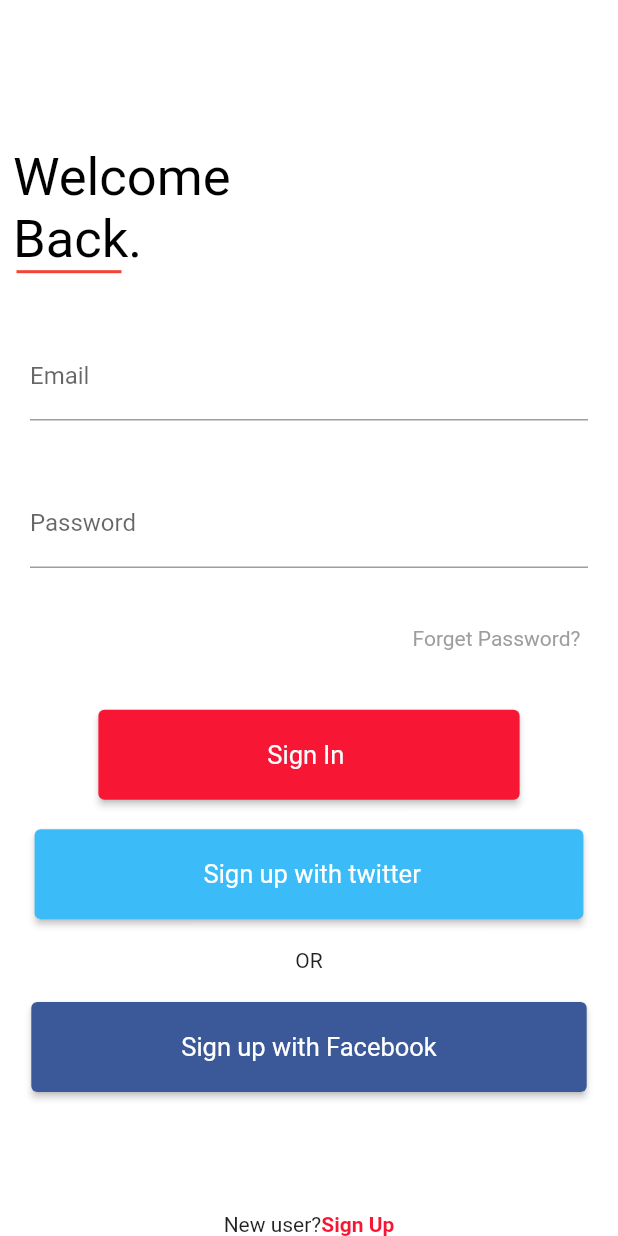
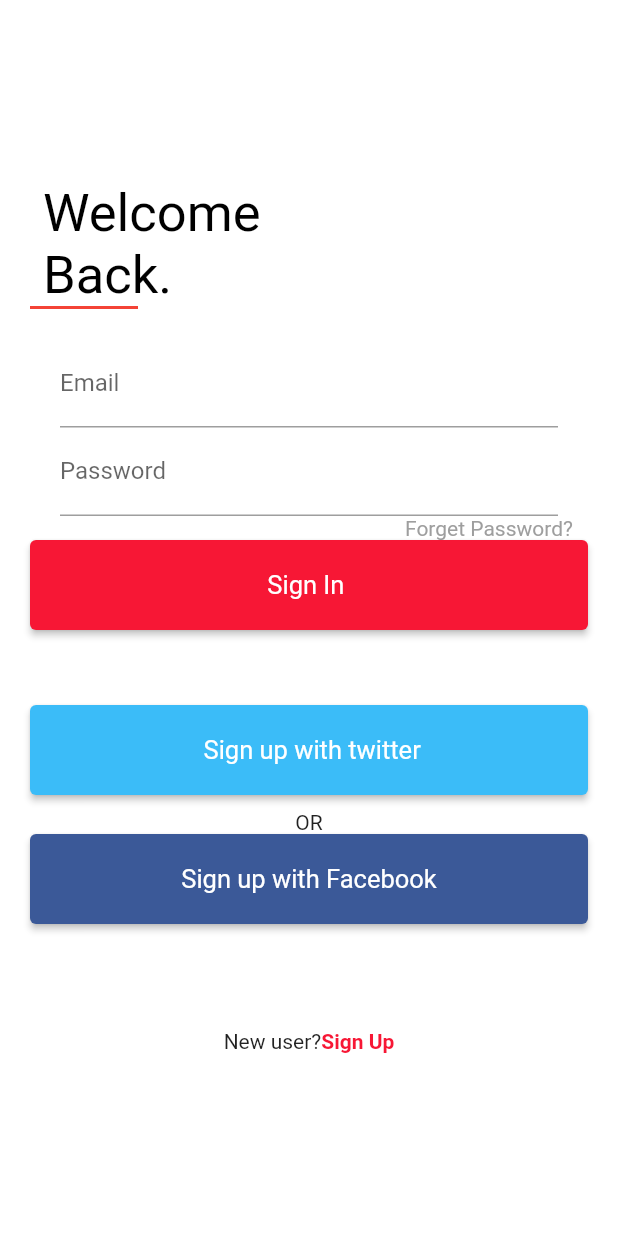
Before and after one commit to W1010x/Flutter_frontEnd, a Flutter app: the LogIn screen opened directly, on a phone screen of 412 x 824 dp. Run offline on Flutter 3.47's test engine with Material 2 defaults, Android fonts, the phone set to English and light mode, and no system bars; our stand-ins replace smooth_page_indicator.

Commit message:
after edit login login

```diff
--- a/photog_app/lib/Screens/LoginScreen.dart
+++ b/photog_app/lib/Screens/LoginScreen.dart
@@ -10,15 +10,16 @@
   @override
   Widget build(BuildContext context) {
     return Scaffold(
-resizeToAvoidBottomInset: false,
       body: Container(
         decoration: BoxDecoration(
           color: Colors.white,
         ),
-        child: Column(
-          mainAxisAlignment: MainAxisAlignment.start,
+          child:Center(
+            child: ListView(
+              shrinkWrap: true,
+              padding: EdgeInsets.all(20),
                 children: [
-            Spacer(flex: 5,),
+                  Spacer(flex: 7,),
                    Align(
                       alignment: Alignment.centerLeft,
                       child: Text(' Welcome\n Back.',
@@ -30,58 +31,54 @@
                     ),
 
                   Container(
-              margin: EdgeInsets.only(right: 320),
+                    margin: EdgeInsets.only(right: 300),
                     height: 2,
-              width: 70,
+                    width: 30,
                     color: Colors.red,
                   ),
 
-            Spacer(flex: 2,),
-           // SizedBox(height: 20,),
+                  //Spacer(flex: 3,),
+                  SizedBox(height: 20,),
                   TextFeld(
                       Mytext:'Email'
                   ),
 
-            Spacer(flex: 2,),
+                  //Spacer(flex: 1,),
 
                   TextFeld(
                       Mytext:'Password'
                   ),
                  // SizedBox(height: 30,),
-            Spacer(flex: 2,),
+                  //Spacer(flex: 1,),
 
               Container(
                 padding: EdgeInsets.only(left: 250),
                 child:  Text('Forget Password?',style: TextStyle(color: Colors.grey), )
               ),
                  // SizedBox(height: 40,)
-            Spacer(flex: 2,),
 
                   Button_Elevated(
                       Coluor:Color(0xffF71735),
                       Teext:'   Sign In    '
                   ),
-            Spacer(flex: 1,),
+                 // Spacer(flex: 4,),
 
-           // SizedBox(height: 50,),
+                  SizedBox(height: 50,),
                   Button_Elevated(
                       Coluor:Color(0xff3BBCF8),
                       Teext:'   Sign up with twitter  '
                   ),
-            Spacer(flex: 1,),
+                 // Spacer(flex: 1,),
 
-            // SizedBox(height: 10,),
+                   SizedBox(height: 10,),
 
-            Text('OR'),
-
-            Spacer(flex: 1,),
-
+                  Center(child: Text('OR')),
                   Button_Elevated(
                       Coluor:Color(0xff3B5998),
                       Teext:'Sign up with Facebook'
                   ),
+                  SizedBox(height: 70,),
 
-            SizedBox(height: 80,),
                   RichText(
                     textAlign: TextAlign.center,
                     text: TextSpan(children: <TextSpan>[
@@ -98,6 +95,7 @@
                 ],
               ),
             ),
+          ),
     );
   }
 }
```
Lines whose indentation alone changed are shown as unchanged.
